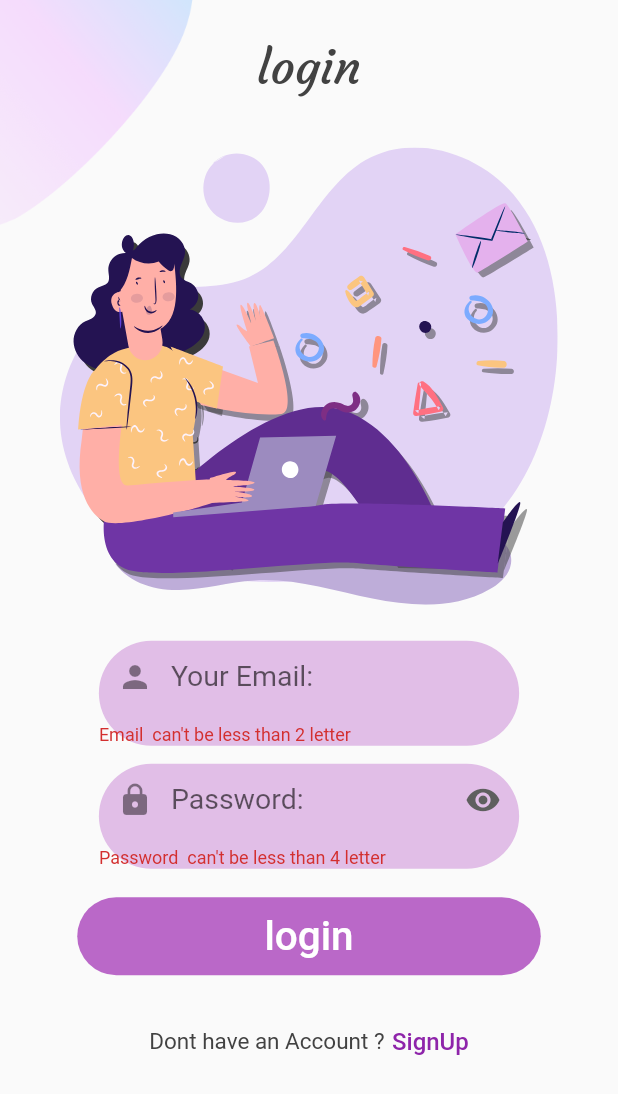
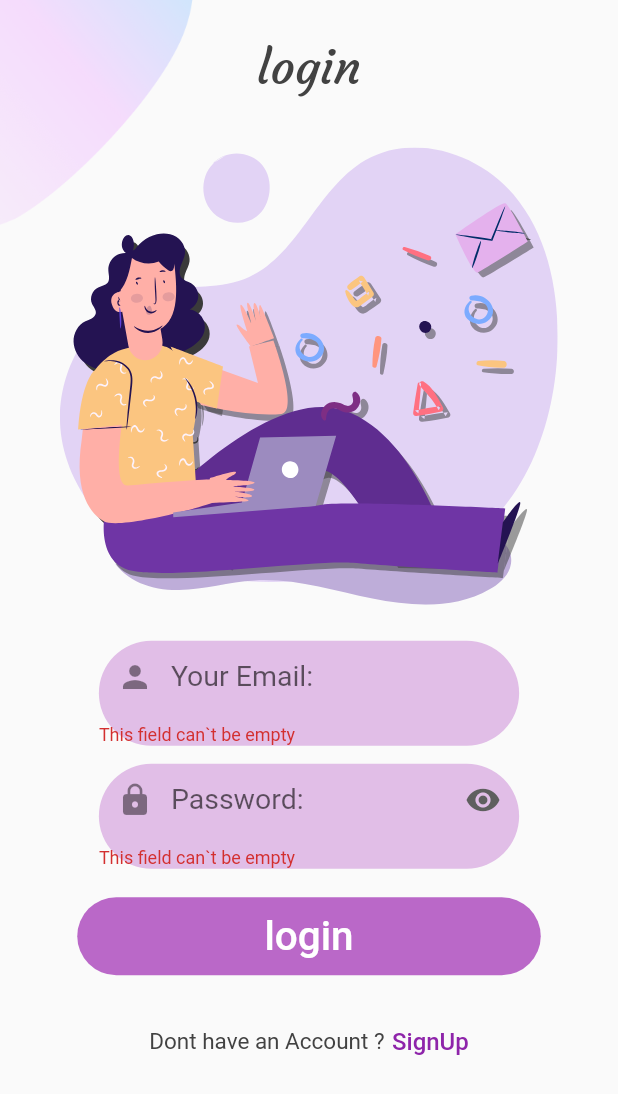
Before and after one commit to osama21245/Chat_app, a Flutter app: the Loginscreen screen opened by its route, after a tap on "login", on a phone screen of 412 x 824 dp. Shown: the top 1094 px of the screen. Run offline on Flutter 3.47's test engine with Material 2 defaults, Android fonts, the light colour scheme and no system bars; our stand-ins replace awesome_dialog, cloud_firestore, firebase_auth, firebase_core, flutter_svg, google_sign_in and 1 more; missing offline and left inert: flutter_facebook_auth, twitter_login; accounts and stored records are empty; network calls fail.

Commit message:
fix login Screen

```diff
--- a/lib/main.dart
+++ b/lib/main.dart
@@ -4,7 +4,7 @@ import './screens/chatscreen.dart';
 import './screens/loginscreen.dart';
 import './screens/signinscreen.dart';
 import 'package:firebase_core/firebase_core.dart';
-import './screens/awesomedialogescreen.dart';
+
 import 'package:firebase_auth/firebase_auth.dart';
 
 void main() async {
@@ -32,7 +32,6 @@ class MyApp extends StatelessWidget {
         Signinscreen.screenRoute: (context) => Signinscreen(),
         Chatscreen.screenRoute: (context) => Chatscreen(),
         Loginscreen.screenRoute: (context) => Loginscreen(),
-        awesomeee.screenRoute: (context) => awesomeee()
       },
     );
   }
--- a/lib/screens/chatscreen.dart
+++ b/lib/screens/chatscreen.dart
@@ -1,3 +1,4 @@
+import 'package:chat_app2/screens/welcomescreen.dart';
 import 'package:flutter/material.dart';
 import 'package:firebase_auth/firebase_auth.dart';
 import 'package:cloud_firestore/cloud_firestore.dart';
@@ -64,7 +65,8 @@ class _ChatscreenState extends State<Chatscreen> {
                   print(e);
                 }
 
-                Navigator.pop(context);
+                Navigator.of(context).pushNamedAndRemoveUntil(
+                    Welcomescreen.screenRoute, (route) => false);
               },
               icon: Icon(Icons.close))
         ],
--- a/lib/screens/loginscreen.dart
+++ b/lib/screens/loginscreen.dart
@@ -22,9 +22,10 @@ class Loginscreen extends StatefulWidget {
 class _LoginscreenState extends State<Loginscreen> {
   GlobalKey<FormState> formstate = new GlobalKey<FormState>();
   Widget build(BuildContext context) {
+    TextEditingController email = TextEditingController();
     final _auth = FirebaseAuth.instance;
-    String? password;
-    String? email;
+    TextEditingController password = TextEditingController();
+
     Size size = MediaQuery.of(context).size;
 
     return SafeArea(
@@ -67,9 +68,7 @@ class _LoginscreenState extends State<Loginscreen> {
                         padding: const EdgeInsets.symmetric(
                             vertical: 4, horizontal: 3),
                         child: emailtextfield(
-                            onchange: (Value) {
-                              email = Value;
-                            },
+                            mycontroler: email,
                             size: size,
                             Title: 'Your Email:',
                             icon: Icon(Icons.person)),
@@ -82,9 +81,7 @@ class _LoginscreenState extends State<Loginscreen> {
                             vertical: 4, horizontal: 3),
                         child: passtextfield(
                             color: Color.fromARGB(255, 95, 95, 95),
-                            onchange: (Value) {
-                              password = Value;
-                            },
+                            mycontrooler: password,
                             size: size,
                             Title: 'Password:',
                             icon: Icon(Icons.lock)),
@@ -102,12 +99,11 @@ class _LoginscreenState extends State<Loginscreen> {
                             }
                             final newuser =
                                 await _auth.signInWithEmailAndPassword(
-                                    email: email ?? "",
-                                    password: password ?? "");
+                                    email: email.text, password: password.text);
                             print(newuser);
                             if (newuser != null) {
-                              Navigator.pushNamed(
-                                  context, Chatscreen.screenRoute);
+                              Navigator.of(context).pushNamedAndRemoveUntil(
+                                  Chatscreen.screenRoute, (route) => false);
                             }
                           }),
                       SizedBox(
--- a/lib/screens/signinscreen.dart
+++ b/lib/screens/signinscreen.dart
@@ -76,9 +76,10 @@ class _SigninscreenState extends State<Signinscreen> {
   }
 
   Widget build(BuildContext context) {
+    TextEditingController email = TextEditingController();
+    TextEditingController password = TextEditingController();
     final _auth = FirebaseAuth.instance;
-    String? password;
-    String? email;
+
     bool showspiner = false;
     Size size = MediaQuery.of(context).size;
     return SafeArea(
@@ -123,9 +124,7 @@ class _SigninscreenState extends State<Signinscreen> {
                           padding: const EdgeInsets.symmetric(
                               vertical: 4, horizontal: 3),
                           child: emailtextfield(
-                            onchange: (Value) {
-                              email = Value;
-                            },
+                            mycontroler: email,
                             size: size,
                             Title: 'Your Email:',
                             icon: Icon(Icons.person),
@@ -139,9 +138,7 @@ class _SigninscreenState extends State<Signinscreen> {
                               vertical: 4, horizontal: 3),
                           child: passtextfield(
                             color: Color.fromARGB(255, 122, 122, 122),
-                            onchange: (Value) {
-                              password = Value;
-                            },
+                            mycontrooler: password,
                             size: size,
                             Title: 'Password:',
                             icon: Icon(Icons.lock),
@@ -165,8 +162,8 @@ class _SigninscreenState extends State<Signinscreen> {
                               try {
                                 final newuser =
                                     await _auth.createUserWithEmailAndPassword(
-                                        email: email ?? "",
-                                        password: password ?? "");
+                                        email: email.text,
+                                        password: password.text);
                               } on FirebaseAuthException catch (e) {
                                 if (e.code == 'weak-password') {
                                   setState(() {
@@ -211,8 +208,8 @@ class _SigninscreenState extends State<Signinscreen> {
                                     animType: AnimType.scale,
                                     title: 'you make your account',
                                     btnOkOnPress: () {
-                                      Navigator.pushNamed(
-                                          context, Chatscreen.screenRoute);
+                                      Navigator.pushReplacementNamed(
+                                          context, Loginscreen.screenRoute);
                                     },
                                     btnOkText: 'login')
                                   ..show();
--- a/lib/widgets/emailtextfield.dart
+++ b/lib/widgets/emailtextfield.dart
@@ -1,24 +1,20 @@
 import 'package:flutter/material.dart';
 
-class emailtextfield extends StatefulWidget {
-  emailtextfield({
-    Key? key,
-    required this.size,
-    required this.Title,
-    required this.icon,
-    required this.onchange,
-  }) : super(key: key);
+class emailtextfield extends StatelessWidget {
+  emailtextfield(
+      {Key? key,
+      required this.size,
+      required this.Title,
+      required this.icon,
+      required this.mycontroler})
+      : super(key: key);
+
+  TextEditingController mycontroler;
 
   final Size size;
   String Title;
   Icon icon;
-  Function(String) onchange;
 
-  @override
-  State<emailtextfield> createState() => _passtextfieldState();
-}
-
-class _passtextfieldState extends State<emailtextfield> {
   bool showtext = true;
 
   @override
@@ -27,22 +23,25 @@ class _passtextfieldState extends State<emailtextfield> {
         decoration: BoxDecoration(
             color: Color.fromARGB(255, 225, 190, 231),
             borderRadius: BorderRadiusDirectional.circular(66)),
-        width: widget.size.width * 0.68,
+        width: size.width * 0.68,
         child: TextFormField(
+          controller: mycontroler,
           validator: (value) {
             if (value!.length > 100) {
               return "Email  can't be larger than 100 letter";
+            }
+            if (value.length == 0) {
+              return "This field can`t be empty";
             }
             if (value.length < 2) {
               return "Email  can't be less than 2 letter";
             }
           },
-          onChanged: widget.onchange,
           obscureText: false,
           decoration: InputDecoration(
               hintStyle: TextStyle(fontSize: 19, fontWeight: FontWeight.w400),
-              prefixIcon: widget.icon,
-              hintText: widget.Title,
+              prefixIcon: icon,
+              hintText: Title,
               border: InputBorder.none),
         ));
   }
--- a/lib/widgets/textfield.dart
+++ b/lib/widgets/textfield.dart
@@ -6,14 +6,14 @@ class passtextfield extends StatefulWidget {
       required this.size,
       required this.Title,
       required this.icon,
-      required this.onchange,
-      required this.color})
+      required this.color,
+      required this.mycontrooler})
       : super(key: key);
+  TextEditingController mycontrooler;
   Color color;
   final Size size;
   String Title;
   Icon icon;
-  Function(String) onchange;
 
   @override
   State<passtextfield> createState() => _passtextfieldState();
@@ -21,7 +21,9 @@ class passtextfield extends StatefulWidget {
 
 class _passtextfieldState extends State<passtextfield> {
   bool showtext = true;
+
   GlobalKey<FormState> formstate = new GlobalKey<FormState>();
+
   @override
   Widget build(BuildContext context) {
     return Container(
@@ -30,15 +32,18 @@ class _passtextfieldState extends State<passtextfield> {
             borderRadius: BorderRadiusDirectional.circular(66)),
         width: widget.size.width * 0.68,
         child: TextFormField(
+          controller: widget.mycontrooler,
           validator: (value) {
             if (value!.length > 100) {
               return "Password can't be larger than 100 letter";
+            }
+            if (value.length == 0) {
+              return "This field can`t be empty";
             }
             if (value.length < 4) {
               return "Password  can't be less than 4 letter";
             }
           },
-          onChanged: widget.onchange,
           obscureText: showtext,
           decoration: InputDecoration(
               hintStyle: TextStyle(fontSize: 19, fontWeight: FontWeight.w400),
```
Also changed, not shown: lib/screens/awesomedialogescreen.dart (deleted, +0 -93 lines), 1 other file.
